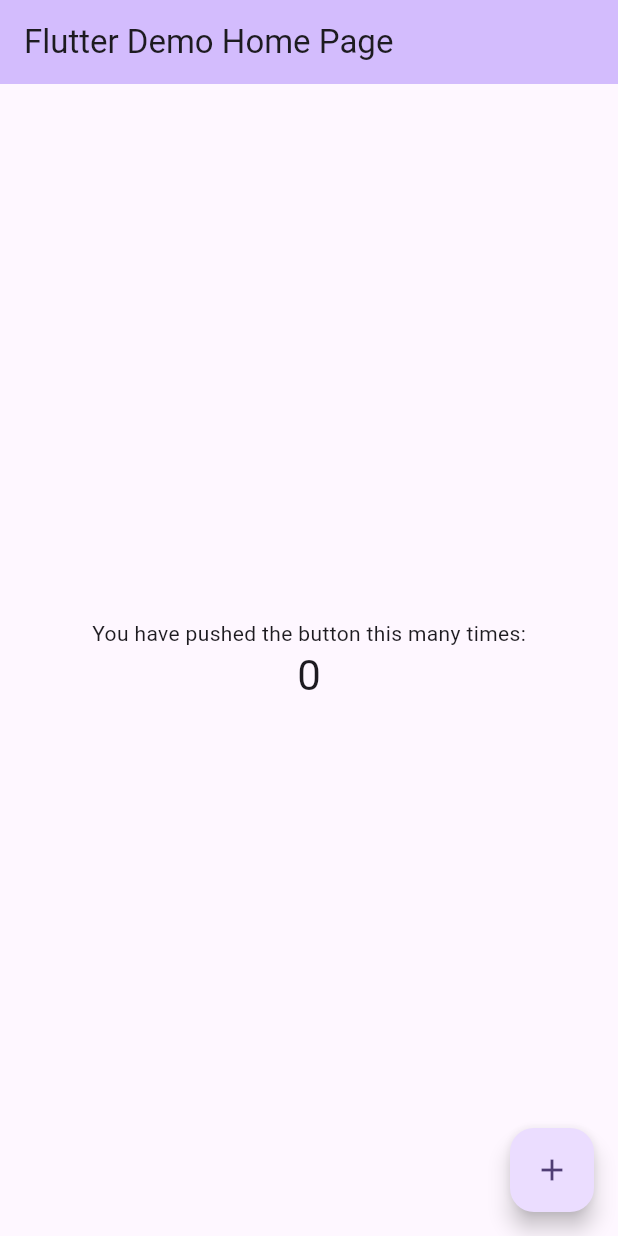
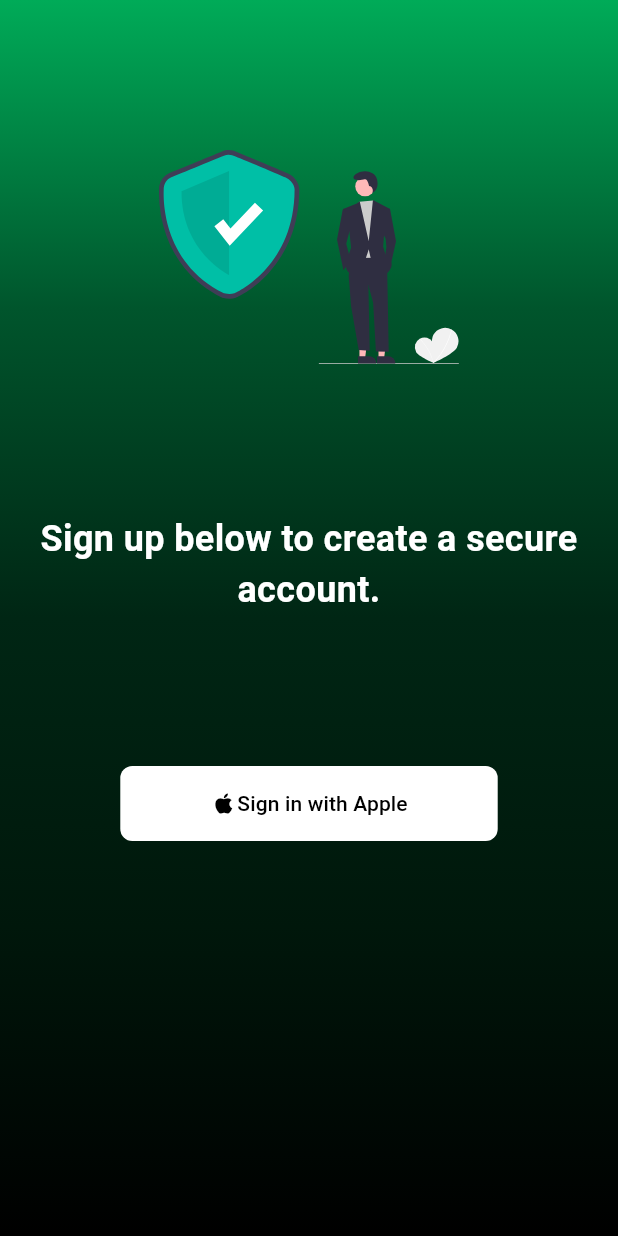
Before and after one commit to sadat-399/virtual_wallet, a Flutter app: the screen it shows after launch, on a phone screen of 412 x 824 dp. Run offline on Flutter 3.47's test engine with Material 3 defaults, Android fonts, the phone set to English and light mode, and no system bars; our stand-ins replace flutter_svg.

```diff
--- /dev/null
+++ b/lib/login/login_registration_option_view.dart
@@ -0,0 +1,76 @@
+import 'package:flutter/material.dart';
+import 'package:flutter_svg/svg.dart';
+
+class LoginRegistrationOptionView extends StatelessWidget {
+  const LoginRegistrationOptionView({super.key});
+
+  @override
+  Widget build(BuildContext context) {
+    return Scaffold(
+      body: Container(
+        decoration: const BoxDecoration(
+          gradient: LinearGradient(
+            colors: [
+              Color.fromARGB(255, 0, 171, 88),
+              Color.fromARGB(255, 0, 85, 44),
+              Color.fromARGB(255, 0, 38, 20),
+              Color.fromARGB(255, 0, 23, 11),
+              Colors.black,
+            ],
+            begin: Alignment.topCenter,
+            end: Alignment.bottomCenter,
+          ),
+        ),
+        child: Center(
+          child: Column(
+            children: [
+              const SizedBox(height: 100),
+              SvgPicture.asset(
+                'assets/security.svg',
+                width: 200,
+              ),
+              const SizedBox(height: 100),
+              const Text(
+                'Sign up below to create a secure account.',
+                style: TextStyle(
+                  color: Colors.white,
+                  fontWeight: FontWeight.w700,
+                  fontSize: 24,
+                ),
+                textAlign: TextAlign.center,
+              ),
+              const SizedBox(height: 100),
+              TextButton(
+                onPressed: () {},
+                style: TextButton.styleFrom(
+                  padding:
+                      const EdgeInsets.symmetric(horizontal: 60, vertical: 15),
+                  shape: RoundedRectangleBorder(
+                    borderRadius: BorderRadius.circular(8),
+                  ),
+                  backgroundColor: Colors.white,
+                ),
+                child: const Row(
+                  mainAxisAlignment: MainAxisAlignment.center,
+                  mainAxisSize: MainAxisSize.min,
+                  children: [
+                    Icon(
+                      Icons.apple,
+                      color: Colors.black,
+                    ),
+                    Text(
+                      'Sign in with Apple',
+                      style: TextStyle(
+                        color: Colors.black,
+                      ),
+                    ),
+                  ],
+                ),
+              )
+            ],
+          ),
+        ),
+      ),
+    );
+  }
+}
--- a/lib/main.dart
+++ b/lib/main.dart
@@ -1,4 +1,7 @@
 import 'package:flutter/material.dart';
+import 'package:virtual_wallet/components/onboarding_component.dart';
+import 'package:virtual_wallet/login/login_registration_option_view.dart';
+import 'package:virtual_wallet/onboarding/onboarding_view.dart';
 
 void main() {
   runApp(const MyApp());
@@ -13,113 +16,16 @@ class MyApp extends StatelessWidget {
     return MaterialApp(
       title: 'Flutter Demo',
       theme: ThemeData(
-        // This is the theme of your application.
-        //
-        // TRY THIS: Try running your application with "flutter run". You'll see
-        // the application has a blue toolbar. Then, without quitting the app,
-        // try changing the seedColor in the colorScheme below to Colors.green
-        // and then invoke "hot reload" (save your changes or press the "hot
-        // reload" button in a Flutter-supported IDE, or press "r" if you used
-        // the command line to start the app).
-        //
-        // Notice that the counter didn't reset back to zero; the application
-        // state is not lost during the reload. To reset the state, use hot
-        // restart instead.
-        //
-        // This works for code too, not just values: Most code changes can be
-        // tested with just a hot reload.
         colorScheme: ColorScheme.fromSeed(seedColor: Colors.deepPurple),
         useMaterial3: true,
       ),
-      home: const MyHomePage(title: 'Flutter Demo Home Page'),
+      darkTheme: ThemeData.dark(),
+      home: const LoginRegistrationOptionView(),
+      // const OnboardingComponent(
+      //     svgAssetsPath: '/collaboration.svg',
+      //     title: 'Your Finances in One Place',
+      //     description:
+      //         'Get the big picture on all your money. Connect your bank, track cash, or import data.'),
     );
   }
 }
-
-class MyHomePage extends StatefulWidget {
-  const MyHomePage({super.key, required this.title});
-
-  // This widget is the home page of your application. It is stateful, meaning
-  // that it has a State object (defined below) that contains fields that affect
-  // how it looks.
-
-  // This class is the configuration for the state. It holds the values (in this
-  // case the title) provided by the parent (in this case the App widget) and
-  // used by the build method of the State. Fields in a Widget subclass are
-  // always marked "final".
-
-  final String title;
-
-  @override
-  State<MyHomePage> createState() => _MyHomePageState();
-}
-
-class _MyHomePageState extends State<MyHomePage> {
-  int _counter = 0;
-
-  void _incrementCounter() {
-    setState(() {
-      // This call to setState tells the Flutter framework that something has
-      // changed in this State, which causes it to rerun the build method below
-      // so that the display can reflect the updated values. If we changed
-      // _counter without calling setState(), then the build method would not be
-      // called again, and so nothing would appear to happen.
-      _counter++;
-    });
-  }
-
-  @override
-  Widget build(BuildContext context) {
-    // This method is rerun every time setState is called, for instance as done
-    // by the _incrementCounter method above.
-    //
-    // The Flutter framework has been optimized to make rerunning build methods
-    // fast, so that you can just rebuild anything that needs updating rather
-    // than having to individually change instances of widgets.
-    return Scaffold(
-      appBar: AppBar(
-        // TRY THIS: Try changing the color here to a specific color (to
-        // Colors.amber, perhaps?) and trigger a hot reload to see the AppBar
-        // change color while the other colors stay the same.
-        backgroundColor: Theme.of(context).colorScheme.inversePrimary,
-        // Here we take the value from the MyHomePage object that was created by
-        // the App.build method, and use it to set our appbar title.
-        title: Text(widget.title),
-      ),
-      body: Center(
-        // Center is a layout widget. It takes a single child and positions it
-        // in the middle of the parent.
-        child: Column(
-          // Column is also a layout widget. It takes a list of children and
-          // arranges them vertically. By default, it sizes itself to fit its
-          // children horizontally, and tries to be as tall as its parent.
-          //
-          // Column has various properties to control how it sizes itself and
-          // how it positions its children. Here we use mainAxisAlignment to
-          // center the children vertically; the main axis here is the vertical
-          // axis because Columns are vertical (the cross axis would be
-          // horizontal).
-          //
-          // TRY THIS: Invoke "debug painting" (choose the "Toggle Debug Paint"
-          // action in the IDE, or press "p" in the console), to see the
-          // wireframe for each widget.
-          mainAxisAlignment: MainAxisAlignment.center,
-          children: <Widget>[
-            const Text(
-              'You have pushed the button this many times:',
-            ),
-            Text(
-              '$_counter',
-              style: Theme.of(context).textTheme.headlineMedium,
-            ),
-          ],
-        ),
-      ),
-      floatingActionButton: FloatingActionButton(
-        onPressed: _incrementCounter,
-        tooltip: 'Increment',
-        child: const Icon(Icons.add),
-      ), // This trailing comma makes auto-formatting nicer for build methods.
-    );
-  }
-}
--- a/pubspec.yaml
+++ b/pubspec.yaml
@@ -35,6 +35,7 @@ dependencies:
   # The following adds the Cupertino Icons font to your application.
   # Use with the CupertinoIcons class for iOS style icons.
   cupertino_icons: ^1.0.2
+  flutter_svg: ^2.0.9
 
 dev_dependencies:
   flutter_test:
@@ -59,9 +60,8 @@ flutter:
   uses-material-design: true
 
   # To add assets to your application, add an assets section, like this:
-  # assets:
-  #   - images/a_dot_burr.jpeg
-  #   - images/a_dot_ham.jpeg
+  assets:
+    - assets/
 
   # An image asset can refer to one or more resolution-specific "variants", see
   # https://flutter.dev/assets-and-images/#resolution-aware
```
Also changed, not shown: lib/components/onboarding_component.dart (added, +55 -0 lines), lib/onboarding/onboarding_view.dart (added, +70 -0 lines), lib/utils/size_utils.dart (added, +23 -0 lines), assets/collaboration.svg (added), assets/discount.svg (added), assets/security.svg (added).
